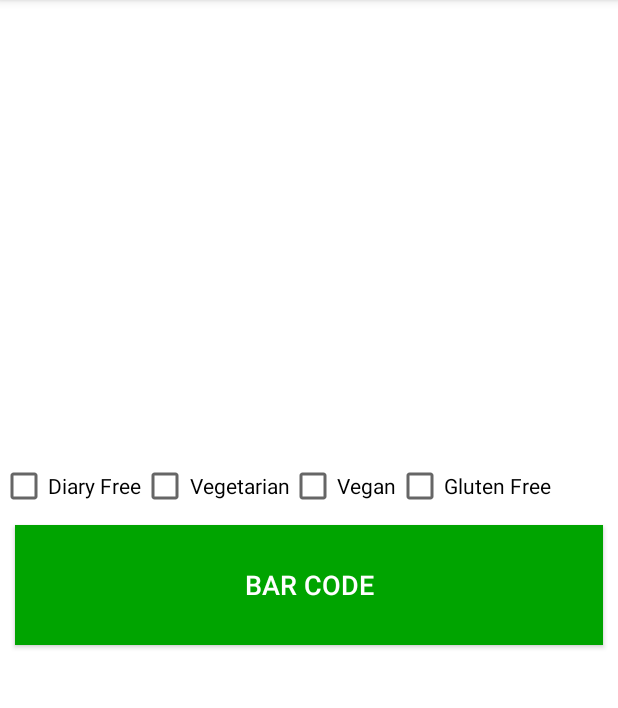
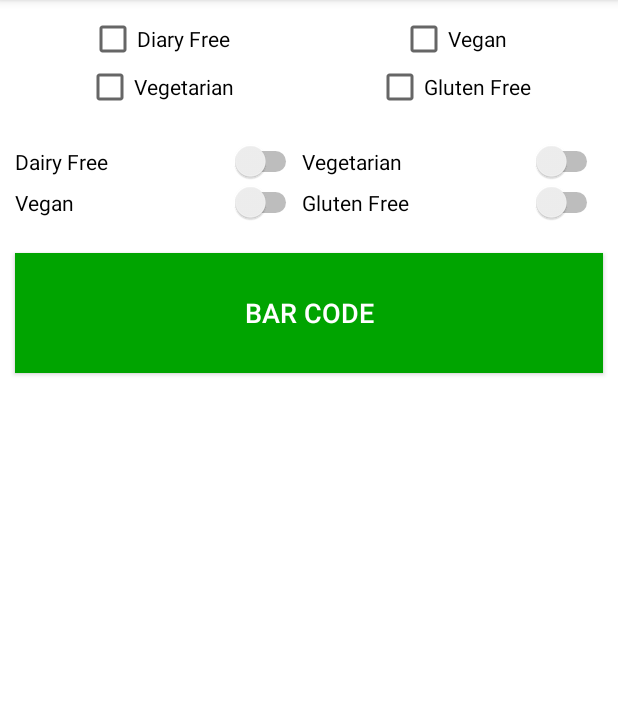
Before and after one commit to addrum/CanIEatThis, an Android app: the screen it shows after launch (MainActivity), on a phone screen of 412 x 824 dp, the part 84-792 px from its top. Run offline under Robolectric (Android 15) with nearby library versions, the phone set to English and light mode, and no system bars.

Commit message:
change colours and implement empty methods for checky various allergens

```diff
--- a/app/src/main/java/com/adamshort/canieatthis/MainActivity.java
+++ b/app/src/main/java/com/adamshort/canieatthis/MainActivity.java
@@ -5,8 +5,6 @@ import android.app.AlertDialog;
 import android.content.ActivityNotFoundException;
 import android.content.DialogInterface;
 import android.content.Intent;
-import android.graphics.Color;
-import android.media.Image;
 import android.net.Uri;
 import android.os.AsyncTask;
 import android.os.Bundle;
@@ -18,6 +16,7 @@ import android.widget.CheckBox;
 import android.widget.ImageView;
 import android.widget.LinearLayout;
 import android.widget.RelativeLayout;
+import android.widget.Switch;
 import android.widget.TextView;
 import android.widget.Toast;
 
@@ -39,9 +38,20 @@ public class MainActivity extends AppCompatActivity {
     static final String EXTENSION = ".json";
 
     public LinearLayout container;
+    public LinearLayout ingredientsLinearLayout;
+
     public TextView responseView;
     public Button scanButton;
+
     public CheckBox dairyCheckBox;
+    public CheckBox vegetarianCheckBox;
+    public CheckBox veganCheckBox;
+    public CheckBox glutenCheckBox;
+
+    public Switch dairyFreeSwitch;
+    public Switch vegetarianSwitch;
+    public Switch veganSwitch;
+    public Switch glutenFreeSwitch;
 
     public List<String> dairy = Arrays.asList("Acidophilus Milk",
             "Ammonium Caseinate",
@@ -119,9 +129,20 @@ public class MainActivity extends AppCompatActivity {
         setContentView(R.layout.activity_main);
 
         container = (LinearLayout) findViewById(R.id.container);
+        ingredientsLinearLayout = (LinearLayout) findViewById(R.id.ingredientsLinearLayout);
+
         responseView = (TextView) findViewById(R.id.responseView);
         scanButton = (Button) findViewById(R.id.scanButton);
+
         dairyCheckBox = (CheckBox) findViewById(R.id.dairyCheckBox);
+        vegetarianCheckBox = (CheckBox) findViewById(R.id.vegetarianCheckBox);
+        veganCheckBox = (CheckBox) findViewById(R.id.veganCheckBox);
+        glutenCheckBox = (CheckBox) findViewById(R.id.glutenCheckBox);
+
+        dairyFreeSwitch = (Switch) findViewById(R.id.dairyFreeSwitch);
+        vegetarianSwitch = (Switch) findViewById(R.id.vegetarianSwitch);
+        veganSwitch = (Switch) findViewById(R.id.veganSwitch);
+        glutenFreeSwitch = (Switch) findViewById(R.id.glutenFreeSwitch);
     }
 
     //product barcode mode
@@ -185,9 +206,27 @@ public class MainActivity extends AppCompatActivity {
             String ingredients = product.getString("ingredients_text");
 
             List<String> editedIngredients = StringToList(ingredients);
-            boolean dairy = IsDairyFree(editedIngredients);
-            //SetResponseTextBox(editedIngredients);
-            SetAllergenIcons(dairy, false, false, false);
+
+            boolean dairy = false;
+            boolean vegetarian = false;
+            boolean vegan = false;
+            boolean gluten = false;
+
+            if (dairyFreeSwitch.isChecked()) {
+                dairy = IsDairyFree(editedIngredients);
+            }
+            if (vegetarianSwitch.isChecked()) {
+                vegetarian = IsVegetarian(editedIngredients);
+            }
+            if (veganSwitch.isChecked()) {
+                vegan = IsVegan(editedIngredients);
+            }
+            if (glutenFreeSwitch.isChecked()) {
+                gluten = IsGlutenFree(editedIngredients);
+            }
+
+            SetResponseTextBox(editedIngredients.toString());
+            SetAllergenIcons(dairy, vegetarian, vegan, gluten);
         } catch (JSONException e) {
             Log.d("ERROR", "Issue getting ingredients from URL: " + e);
         }
@@ -217,23 +256,26 @@ public class MainActivity extends AppCompatActivity {
         return false;
     }
 
+    public boolean IsVegetarian(List<String> list) {
+        return false;
+    }
+
+    public boolean IsVegan(List<String> list) {
+        return false;
+    }
+
+    public boolean IsGlutenFree(List<String> list) {
+        return false;
+    }
+
     public void SetAllergenIcons(boolean dairy, boolean vegetarian, boolean vegan, boolean gluten) {
-        RelativeLayout.LayoutParams params = new RelativeLayout.LayoutParams(RelativeLayout.LayoutParams.WRAP_CONTENT, RelativeLayout.LayoutParams.WRAP_CONTENT);
-        RelativeLayout iconLayout = new RelativeLayout(this);
-        iconLayout.setLayoutParams(params);
-        container.addView(iconLayout);
+        dairyCheckBox.setChecked(dairy);
 
-        if (dairy) {
-            ImageView dairyView = new ImageView(this);
-            dairyView.setScaleType(ImageView.ScaleType.MATRIX);
-            dairyView.setImageResource(R.drawable.dairy_free_icon);
-            iconLayout.addView(dairyView);
-        }
     }
 
     public void SetResponseTextBox(String response) {
         responseView.setText(response);
-        responseView.setVisibility(View.VISIBLE);
+        ingredientsLinearLayout.setVisibility(View.VISIBLE);
     }
 
     public class RequestHandler extends AsyncTask<String, Void, String> {
--- a/app/src/main/res/layout/activity_main.xml
+++ b/app/src/main/res/layout/activity_main.xml
@@ -1,76 +1,131 @@
 <?xml version="1.0" encoding="utf-8"?>
-<LinearLayout xmlns:android="http://schemas.android.com/apk/res/android"
+<LinearLayout
+    android:id="@+id/container"
+    xmlns:android="http://schemas.android.com/apk/res/android"
     xmlns:tools="http://schemas.android.com/tools"
-              android:id="@+id/container"
     android:layout_width="match_parent"
     android:layout_height="match_parent"
     android:background="#ffffff"
     android:orientation="vertical"
     android:weightSum="1"
-              android:gravity="center">
+    >
 
-    <LinearLayout
+    <TableLayout
         android:layout_width="match_parent"
         android:layout_height="wrap_content"
-        android:id="@+id/checkBoxLayout">
+        android:layout_margin="10dp"
+        android:stretchColumns="0,1"
+        android:id="@+id/checkboxTableLayout">
+
+        <TableRow>
 
             <CheckBox
-            android:layout_width="wrap_content"
-            android:layout_height="wrap_content"
-            android:text="Diary Free"
                 android:id="@+id/dairyCheckBox"
                 android:layout_gravity="center"
                 android:clickable="false"
-            android:gravity="center"/>
+                android:text="Diary Free"/>
 
             <CheckBox
-            android:layout_width="wrap_content"
-            android:layout_height="wrap_content"
-            android:text="Vegetarian"
+                android:id="@+id/veganCheckBox"
+                android:layout_gravity="center"
+                android:clickable="false"
+                android:text="Vegan"/>
+        </TableRow>
+
+        <TableRow>
+
+            <CheckBox
                 android:id="@+id/vegetarianCheckBox"
                 android:layout_gravity="center"
                 android:clickable="false"
-            android:gravity="center"/>
+                android:text="Vegetarian"/>
 
             <CheckBox
-            android:layout_width="wrap_content"
-            android:layout_height="wrap_content"
-            android:text="Vegan"
-            android:id="@+id/veganCheckBox"
-            android:layout_gravity="center"
-            android:clickable="false"
-            android:gravity="center"/>
-
-        <CheckBox
-            android:layout_width="wrap_content"
-            android:layout_height="wrap_content"
-            android:text="Gluten Free"
                 android:id="@+id/glutenCheckBox"
                 android:layout_gravity="center"
                 android:clickable="false"
-            android:gravity="center"/>
+                android:text="Gluten Free"/>
+        </TableRow>
 
-    </LinearLayout>
+
+    </TableLayout>
+
+    <TableLayout
+        android:layout_width="match_parent"
+        android:layout_height="wrap_content"
+        android:layout_margin="10dp"
+        android:stretchColumns="0,1"
+        android:id="@+id/switchesTableLayout">
+
+        <TableRow>
+
+            <Switch
+                android:id="@+id/dairyFreeSwitch"
+                android:checked="false"
+                android:text="Dairy Free"/>
+
+            <Switch
+                android:id="@+id/vegetarianSwitch"
+                android:checked="false"
+                android:text="Vegetarian"/>
+
+        </TableRow>
+
+        <TableRow>
+
+            <Switch
+                android:id="@+id/veganSwitch"
+                android:checked="false"
+                android:text="Vegan"/>
+
+            <Switch
+                android:id="@+id/glutenFreeSwitch"
+                android:checked="false"
+                android:text="Gluten Free"/>
+
+        </TableRow>
+    </TableLayout>
 
     <Button
         android:id="@+id/scanButton"
         android:layout_width="match_parent"
         android:layout_height="80dp"
+        android:layout_gravity="center"
         android:layout_margin="10dp"
+        android:background="#00a400"
+        android:gravity="center"
         android:onClick="scanBar"
         android:text="Bar Code"
-        android:textSize="18dp"
+        android:textColor="#ffffff"
+        android:textSize="18dp">
+    </Button>
+
+    <LinearLayout
+        android:orientation="vertical"
+        android:layout_width="match_parent"
+        android:layout_height="wrap_content"
+        android:layout_gravity="center_horizontal"
+        android:id="@+id/ingredientsLinearLayout"
+        android:layout_margin="10dp"
         android:gravity="center"
-        android:background="#00a400"
-        android:textColor="#ffffff">
-    </Button>
+        android:visibility="invisible">
+
+        <TextView
+            android:layout_width="fill_parent"
+            android:layout_height="wrap_content"
+            android:textAppearance="?android:attr/textAppearanceLarge"
+            android:text="Ingredients"
+            android:id="@+id/ingredientsTitleText"
+            android:layout_gravity="center"
+            android:gravity="center"/>
 
         <TextView
             android:id="@+id/responseView"
             android:layout_width="match_parent"
             android:layout_height="wrap_content"
-        android:gravity="center"
-        android:visibility="invisible"
-        android:freezesText="true"/>
+            android:freezesText="true"
+            />
 
     </LinearLayout>
+
+</LinearLayout>
--- a/app/src/main/res/values/colors.xml
+++ b/app/src/main/res/values/colors.xml
@@ -1,6 +1,6 @@
 <?xml version="1.0" encoding="utf-8"?>
 <resources>
     <color name="colorPrimary">#00a400</color>
-    <color name="colorPrimaryDark">#00a400</color>
-    <color name="colorAccent">#FF4081</color>
+    <color name="colorPrimaryDark">#007700</color>
+    <color name="colorAccent">#00a400</color>
 </resources>
```
Also changed, not shown: app/src/main/res/drawable-hdpi/dairy_free_icon.png (added), app/src/main/res/drawable-hdpi/vegan_icon.png (added), app/src/main/res/drawable-mdpi/dairy_free_icon.png (added), app/src/main/res/drawable-mdpi/vegan_icon.png (added), app/src/main/res/drawable-xhdpi/dairy_free_icon.png (added), app/src/main/res/drawable-xhdpi/vegan_icon.png (added), app/src/main/res/drawable-xxhdpi/dairy_free_icon.png (added), app/src/main/res/drawable-xxhdpi/vegan_icon.png (added). Lines whose indentation alone changed are shown as unchanged.
